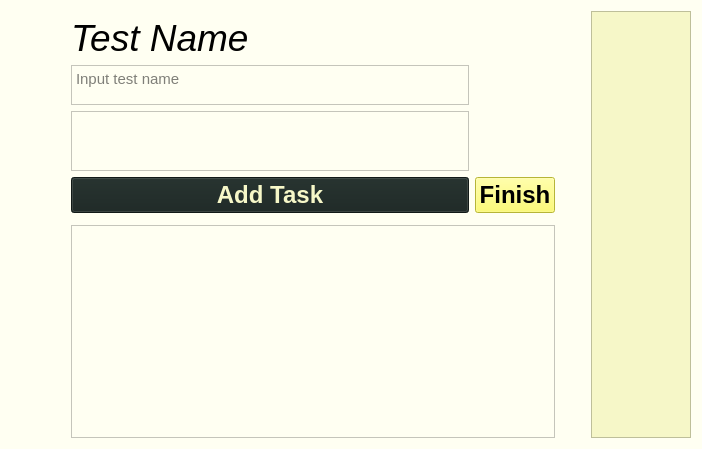
The window that src/views/ui/testMaking.ui (adibozzhanov/LeProgram) describes before a commit, drawn with Qt 5.
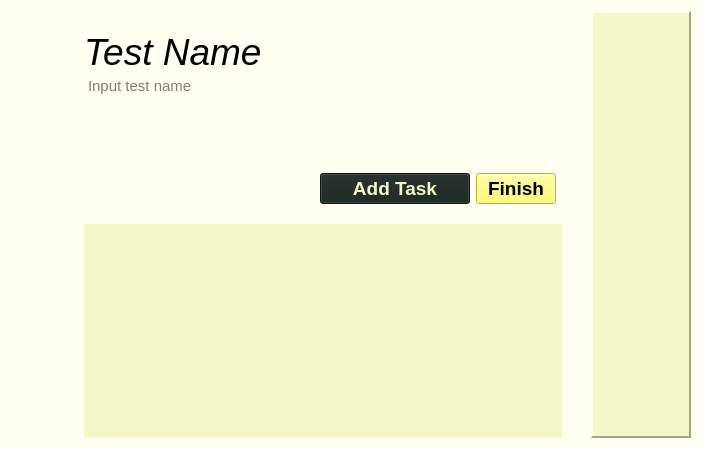
The same window after the commit.

Commit message: Test taking beautified

What changed in the file:
```diff
--- a/src/views/ui/testMaking.ui
+++ b/src/views/ui/testMaking.ui
@@ -18,83 +18,13 @@
 border-color: rgb(255, 255, 242);</string>
   </property>
   <layout class="QGridLayout" name="gridLayout">
-   <item row="4" column="2">
-    <widget class="QPushButton" name="finishButton">
-     <property name="font">
-      <font>
-       <family>Helvetica Neue</family>
-       <pointsize>18</pointsize>
-       <weight>75</weight>
-       <bold>true</bold>
-      </font>
-     </property>
-     <property name="styleSheet">
-      <string notr="true">background-color: rgb(255, 253, 78);
-border-color: rgb(255, 253, 78);
-selection-color:rgb(233, 234, 189);
-selection-background-color: rgb(233, 234, 189);</string>
-     </property>
-     <property name="text">
-      <string>Finish</string>
-     </property>
-    </widget>
-   </item>
-   <item row="4" column="3">
-    <spacer name="horizontalSpacer_3">
-     <property name="orientation">
-      <enum>Qt::Horizontal</enum>
-     </property>
-     <property name="sizeType">
-      <enum>QSizePolicy::Preferred</enum>
-     </property>
-     <property name="sizeHint" stdset="0">
-      <size>
-       <width>30</width>
-       <height>20</height>
-      </size>
-     </property>
-    </spacer>
-   </item>
-   <item row="4" column="1">
-    <widget class="QPushButton" name="addTaskButton">
-     <property name="font">
-      <font>
-       <family>Helvetica Neue</family>
-       <pointsize>18</pointsize>
-       <weight>75</weight>
-       <bold>true</bold>
-      </font>
-     </property>
-     <property name="styleSheet">
-      <string notr="true">background-color: rgb(24, 35, 32);
-color: rgb(246, 247, 200);
-</string>
-     </property>
-     <property name="text">
-      <string>Add Task</string>
-     </property>
-    </widget>
-   </item>
-   <item row="4" column="0">
-    <spacer name="horizontalSpacer">
-     <property name="orientation">
-      <enum>Qt::Horizontal</enum>
-     </property>
-     <property name="sizeType">
-      <enum>QSizePolicy::Preferred</enum>
-     </property>
-     <property name="sizeHint" stdset="0">
-      <size>
-       <width>60</width>
-       <height>20</height>
-      </size>
-     </property>
-    </spacer>
-   </item>
-   <item row="2" column="1">
-    <widget class="QPlainTextEdit" name="testNameInput">
+   <property name="verticalSpacing">
+    <number>0</number>
+   </property>
+   <item row="7" column="1">
+    <widget class="QPlainTextEdit" name="testDescriptionInput">
      <property name="sizePolicy">
-      <sizepolicy hsizetype="Preferred" vsizetype="Preferred">
+      <sizepolicy hsizetype="Preferred" vsizetype="Fixed">
        <horstretch>0</horstretch>
        <verstretch>0</verstretch>
       </sizepolicy>
@@ -102,13 +32,13 @@
      <property name="minimumSize">
       <size>
        <width>100</width>
-       <height>0</height>
+       <height>60</height>
       </size>
      </property>
      <property name="maximumSize">
       <size>
        <width>16777215</width>
-       <height>40</height>
+       <height>60</height>
       </size>
      </property>
      <property name="font">
@@ -120,50 +50,69 @@
      <property name="styleSheet">
       <string notr="true">border-color: rgb(246, 247, 200)</string>
      </property>
+     <property name="frameShape">
+      <enum>QFrame::NoFrame</enum>
+     </property>
      <property name="frameShadow">
       <enum>QFrame::Plain</enum>
      </property>
      <property name="lineWidth">
       <number>0</number>
      </property>
+     <property name="verticalScrollBarPolicy">
+      <enum>Qt::ScrollBarAlwaysOff</enum>
+     </property>
+     <property name="horizontalScrollBarPolicy">
+      <enum>Qt::ScrollBarAlwaysOff</enum>
+     </property>
+     <property name="tabChangesFocus">
+      <bool>false</bool>
+     </property>
+     <property name="plainText">
+      <string/>
+     </property>
      <property name="placeholderText">
-      <string>Input test name</string>
+      <string>Input test description</string>
      </property>
     </widget>
    </item>
-   <item row="5" column="1">
-    <spacer name="verticalSpacer">
-     <property name="orientation">
-      <enum>Qt::Vertical</enum>
+   <item row="0" column="6" rowspan="14">
+    <widget class="QFrame" name="askLepWidgetFrame">
+     <property name="sizePolicy">
+      <sizepolicy hsizetype="Fixed" vsizetype="Preferred">
+       <horstretch>0</horstretch>
+       <verstretch>0</verstretch>
+      </sizepolicy>
      </property>
-     <property name="sizeType">
-      <enum>QSizePolicy::Preferred</enum>
+     <property name="minimumSize">
+      <size>
+       <width>100</width>
+       <height>400</height>
+      </size>
      </property>
-     <property name="sizeHint" stdset="0">
+     <property name="maximumSize">
       <size>
-       <width>20</width>
-       <height>40</height>
+       <width>900</width>
+       <height>16777215</height>
       </size>
      </property>
-    </spacer>
-   </item>
-   <item row="0" column="1">
-    <spacer name="verticalSpacer_2">
-     <property name="orientation">
-      <enum>Qt::Vertical</enum>
+     <property name="styleSheet">
+      <string notr="true">background-color: rgb(246, 247, 200);
+border-color: rgb(246, 247, 200);
+</string>
      </property>
-     <property name="sizeType">
-      <enum>QSizePolicy::Preferred</enum>
+     <property name="frameShape">
+      <enum>QFrame::Panel</enum>
      </property>
-     <property name="sizeHint" stdset="0">
-      <size>
-       <width>20</width>
-       <height>40</height>
-      </size>
+     <property name="frameShadow">
+      <enum>QFrame::Raised</enum>
      </property>
-    </spacer>
+     <property name="lineWidth">
+      <number>2</number>
+     </property>
+    </widget>
    </item>
-   <item row="1" column="1" colspan="2">
+   <item row="3" column="1">
     <widget class="QLabel" name="testNameLabel">
      <property name="font">
       <font>
@@ -174,12 +123,64 @@
        <bold>false</bold>
       </font>
      </property>
+     <property name="lineWidth">
+      <number>0</number>
+     </property>
      <property name="text">
       <string>Test Name</string>
      </property>
     </widget>
    </item>
-   <item row="6" column="1" colspan="2">
+   <item row="5" column="1">
+    <widget class="QPlainTextEdit" name="testNameInput">
+     <property name="sizePolicy">
+      <sizepolicy hsizetype="Preferred" vsizetype="Preferred">
+       <horstretch>0</horstretch>
+       <verstretch>0</verstretch>
+      </sizepolicy>
+     </property>
+     <property name="minimumSize">
+      <size>
+       <width>100</width>
+       <height>0</height>
+      </size>
+     </property>
+     <property name="maximumSize">
+      <size>
+       <width>16777215</width>
+       <height>40</height>
+      </size>
+     </property>
+     <property name="font">
+      <font>
+       <family>Helvetica Neue</family>
+       <pointsize>11</pointsize>
+      </font>
+     </property>
+     <property name="styleSheet">
+      <string notr="true">border-color: rgb(246, 247, 200)</string>
+     </property>
+     <property name="frameShape">
+      <enum>QFrame::NoFrame</enum>
+     </property>
+     <property name="frameShadow">
+      <enum>QFrame::Plain</enum>
+     </property>
+     <property name="lineWidth">
+      <number>0</number>
+     </property>
+     <property name="verticalScrollBarPolicy">
+      <enum>Qt::ScrollBarAlwaysOff</enum>
+     </property>
+     <property name="horizontalScrollBarPolicy">
+      <enum>Qt::ScrollBarAlwaysOff</enum>
+     </property>
+     <property name="placeholderText">
+      <string>Input test name</string>
+     </property>
+    </widget>
+   </item>
+   <item row="13" column="1" colspan="4">
     <widget class="QScrollArea" name="taskMakingScrollArea">
      <property name="sizePolicy">
       <sizepolicy hsizetype="Preferred" vsizetype="Expanding">
@@ -193,8 +194,18 @@
        <height>200</height>
       </size>
      </property>
+     <property name="maximumSize">
+      <size>
+       <width>1500</width>
+       <height>16777215</height>
+      </size>
+     </property>
      <property name="styleSheet">
-      <string notr="true">border-color: rgb(246, 247, 200)</string>
+      <string notr="true">border-color: rgb(246, 247, 200);
+background-color: rgb(246, 247, 200);</string>
+     </property>
+     <property name="frameShape">
+      <enum>QFrame::NoFrame</enum>
      </property>
      <property name="lineWidth">
       <number>0</number>
@@ -207,8 +218,8 @@
        <rect>
         <x>0</x>
         <y>0</y>
-        <width>474</width>
-        <height>212</height>
+        <width>472</width>
+        <height>216</height>
        </rect>
       </property>
       <layout class="QVBoxLayout" name="verticalLayout_2">
@@ -223,98 +234,101 @@
      </widget>
     </widget>
    </item>
-   <item row="3" column="1">
-    <widget class="QPlainTextEdit" name="testDescriptionInput">
-     <property name="sizePolicy">
-      <sizepolicy hsizetype="Expanding" vsizetype="Fixed">
-       <horstretch>0</horstretch>
-       <verstretch>0</verstretch>
-      </sizepolicy>
-     </property>
-     <property name="minimumSize">
-      <size>
-       <width>0</width>
-       <height>60</height>
-      </size>
-     </property>
-     <property name="maximumSize">
-      <size>
-       <width>16777215</width>
-       <height>60</height>
-      </size>
-     </property>
-     <property name="font">
-      <font>
-       <family>Helvetica Neue</family>
-       <pointsize>11</pointsize>
-      </font>
-     </property>
-     <property name="styleSheet">
-      <string notr="true">border-color: rgb(246, 247, 200)</string>
-     </property>
-     <property name="frameShadow">
-      <enum>QFrame::Plain</enum>
-     </property>
-     <property name="lineWidth">
-      <number>0</number>
-     </property>
-     <property name="plainText">
-      <string/>
-     </property>
-     <property name="placeholderText">
-      <string>Input test description</string>
-     </property>
-    </widget>
-   </item>
-   <item row="6" column="3">
-    <spacer name="verticalSpacer_3">
+   <item row="7" column="0">
+    <spacer name="horizontalSpacer">
      <property name="orientation">
-      <enum>Qt::Vertical</enum>
+      <enum>Qt::Horizontal</enum>
      </property>
      <property name="sizeType">
-      <enum>QSizePolicy::Maximum</enum>
+      <enum>QSizePolicy::Preferred</enum>
      </property>
      <property name="sizeHint" stdset="0">
-      <size>
-       <width>20</width>
-       <height>700</height>
-      </size>
-     </property>
-    </spacer>
-   </item>
-   <item row="0" column="4" rowspan="7">
-    <widget class="QFrame" name="askLepWidgetFrame">
-     <property name="sizePolicy">
-      <sizepolicy hsizetype="Fixed" vsizetype="Preferred">
-       <horstretch>0</horstretch>
-       <verstretch>0</verstretch>
-      </sizepolicy>
-     </property>
-     <property name="minimumSize">
       <size>
        <width>100</width>
-       <height>400</height>
+       <height>20</height>
       </size>
      </property>
-     <property name="maximumSize">
+    </spacer>
+   </item>
+   <item row="0" column="5">
+    <spacer name="horizontalSpacer_3">
+     <property name="orientation">
+      <enum>Qt::Horizontal</enum>
+     </property>
+     <property name="sizeType">
+      <enum>QSizePolicy::Preferred</enum>
+     </property>
+     <property name="sizeHint" stdset="0">
       <size>
-       <width>900</width>
-       <height>16777215</height>
+       <width>50</width>
+       <height>20</height>
       </size>
      </property>
+    </spacer>
+   </item>
+   <item row="8" column="3">
+    <widget class="QPushButton" name="finishButton">
+     <property name="font">
+      <font>
+       <family>Helvetica Neue</family>
+       <pointsize>14</pointsize>
+       <weight>75</weight>
+       <bold>true</bold>
+      </font>
+     </property>
      <property name="styleSheet">
-      <string notr="true">background-color: rgb(246, 247, 200);
-border-color: rgb(246, 247, 200);
+      <string notr="true">background-color: rgb(255, 253, 78);
+border-color: rgb(255, 253, 78);
+selection-color:rgb(233, 234, 189);
+selection-background-color: rgb(233, 234, 189);</string>
+     </property>
+     <property name="text">
+      <string>Finish</string>
+     </property>
+    </widget>
+   </item>
+   <item row="8" column="2">
+    <widget class="QPushButton" name="addTaskButton">
+     <property name="minimumSize">
+      <size>
+       <width>150</width>
+       <height>0</height>
+      </size>
+     </property>
+     <property name="font">
+      <font>
+       <family>Helvetica Neue</family>
+       <pointsize>14</pointsize>
+       <weight>75</weight>
+       <bold>true</bold>
+      </font>
+     </property>
+     <property name="styleSheet">
+      <string notr="true">background-color: rgb(24, 35, 32);
+color: rgb(246, 247, 200);
 </string>
      </property>
-     <property name="frameShape">
-      <enum>QFrame::StyledPanel</enum>
-     </property>
-     <property name="frameShadow">
-      <enum>QFrame::Raised</enum>
+     <property name="text">
+      <string>Add Task</string>
      </property>
     </widget>
    </item>
+   <item row="9" column="1">
+    <spacer name="horizontalSpacer_2">
+     <property name="orientation">
+      <enum>Qt::Horizontal</enum>
+     </property>
+     <property name="sizeType">
+      <enum>QSizePolicy::Preferred</enum>
+     </property>
+     <property name="sizeHint" stdset="0">
+      <size>
+       <width>100</width>
+       <height>20</height>
+      </size>
+     </property>
+    </spacer>
+   </item>
   </layout>
  </widget>
  <resources/>
```
The commit also changes 8 other files.
